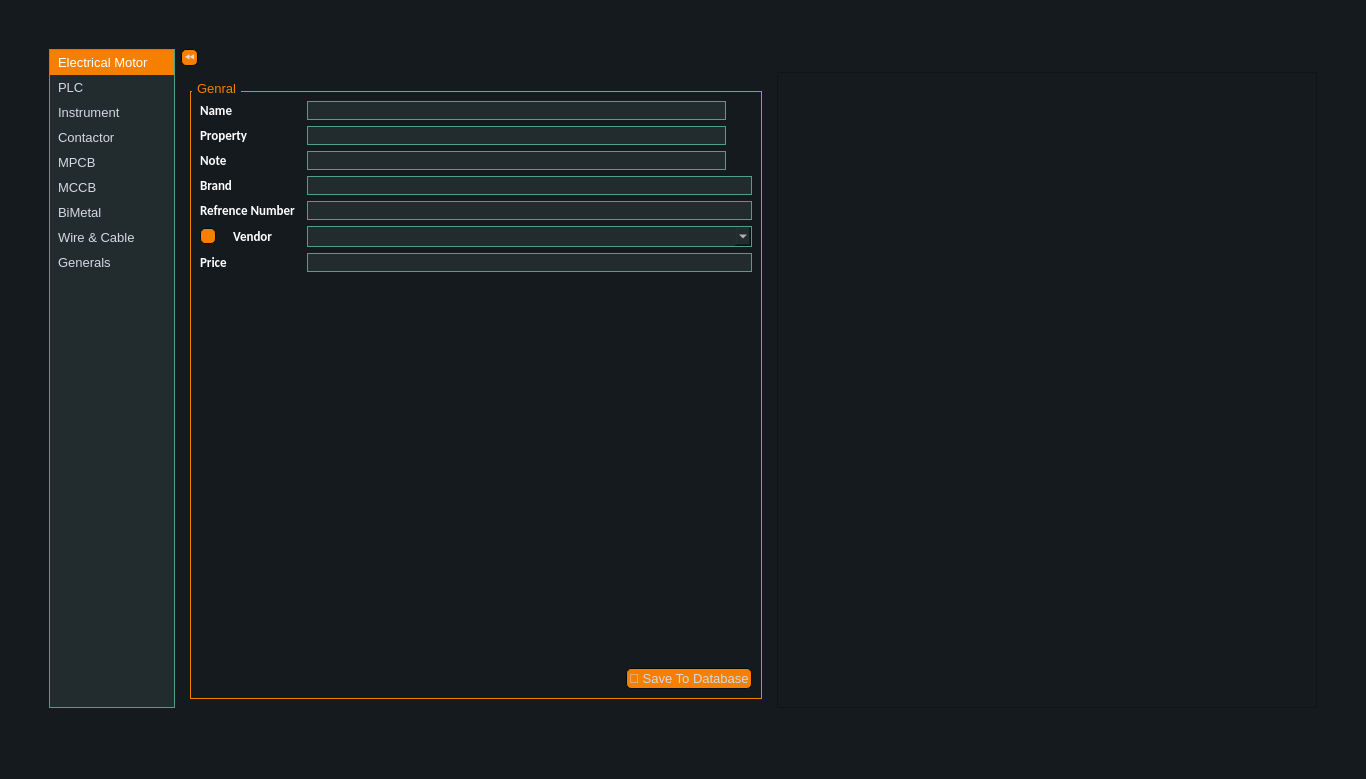
Old version of the form ui/data_entry/data_entry.ui in the repository AliTavakoliNiya/GriinPower.
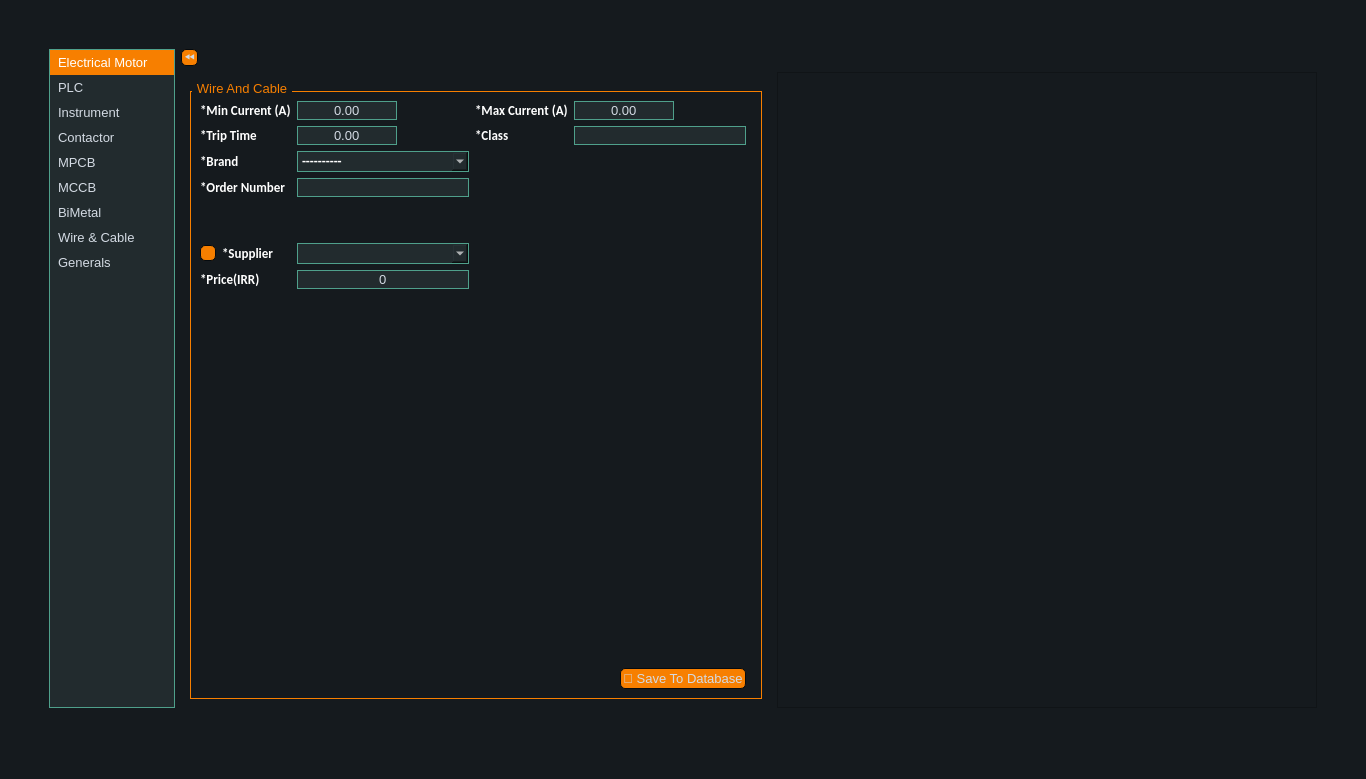
New version of the form. The open tabs and pages were chosen to show the change. Icons and pictures are not drawn.

Commit message: general data entry added

```diff
--- a/ui/data_entry/data_entry.ui
+++ b/ui/data_entry/data_entry.ui
@@ -3239,160 +3239,543 @@
         </item>
        </layout>
       </widget>
+      <widget class="QWidget" name="wire_cable">
+       <layout class="QGridLayout" name="gridLayout_19">
+        <item row="0" column="0">
+         <widget class="QGroupBox" name="groupBox_9">
+          <property name="minimumSize">
+           <size>
+            <width>360</width>
+            <height>0</height>
+           </size>
+          </property>
+          <property name="title">
+           <string>Wire And Cable</string>
+          </property>
+          <layout class="QGridLayout" name="gridLayout_18">
+           <item row="4" column="0" colspan="2">
+            <widget class="QLabel" name="label_51">
+             <property name="text">
+              <string>*Order Number</string>
+             </property>
+            </widget>
+           </item>
+           <item row="1" column="4">
+            <widget class="QLabel" name="label_58">
+             <property name="text">
+              <string>*Max Current (A)</string>
+             </property>
+            </widget>
+           </item>
+           <item row="2" column="0" colspan="2">
+            <widget class="QLabel" name="label_61">
+             <property name="text">
+              <string>*Trip Time</string>
+             </property>
+            </widget>
+           </item>
+           <item row="3" column="0" colspan="2">
+            <widget class="QLabel" name="label_66">
+             <property name="text">
+              <string>*Brand</string>
+             </property>
+            </widget>
+           </item>
+           <item row="6" column="1">
+            <widget class="QLabel" name="label_67">
+             <property name="text">
+              <string>*Supplier</string>
+             </property>
+            </widget>
+           </item>
+           <item row="6" column="0">
+            <widget class="QPushButton" name="bimetal_add_supplier_btn_2">
+             <property name="maximumSize">
+              <size>
+               <width>16</width>
+               <height>16</height>
+              </size>
+             </property>
+             <property name="text">
+              <string/>
+             </property>
+             <property name="icon">
+              <iconset>
+               <normaloff>../assets/plus.png</normaloff>../assets/plus.png</iconset>
+             </property>
+            </widget>
+           </item>
+           <item row="1" column="0" colspan="2">
+            <widget class="QLabel" name="label_68">
+             <property name="text">
+              <string>*Min Current (A)</string>
+             </property>
+            </widget>
+           </item>
+           <item row="8" column="0" colspan="2">
+            <widget class="QLabel" name="label_69">
+             <property name="text">
+              <string>*Price(IRR)</string>
+             </property>
+            </widget>
+           </item>
+           <item row="9" column="5">
+            <spacer name="verticalSpacer_23">
+             <property name="orientation">
+              <enum>Qt::Vertical</enum>
+             </property>
+             <property name="sizeHint" stdset="0">
+              <size>
+               <width>20</width>
+               <height>40</height>
+              </size>
+             </property>
+            </spacer>
+           </item>
+           <item row="2" column="4">
+            <widget class="QLabel" name="label_70">
+             <property name="text">
+              <string>*Class</string>
+             </property>
+            </widget>
+           </item>
+           <item row="1" column="3">
+            <widget class="QDoubleSpinBox" name="bimetal_min_current_2">
+             <property name="minimumSize">
+              <size>
+               <width>62</width>
+               <height>0</height>
+              </size>
+             </property>
+             <property name="maximumSize">
+              <size>
+               <width>100</width>
+               <height>16777215</height>
+              </size>
+             </property>
+             <property name="alignment">
+              <set>Qt::AlignCenter</set>
+             </property>
+             <property name="buttonSymbols">
+              <enum>QAbstractSpinBox::NoButtons</enum>
+             </property>
+            </widget>
+           </item>
+           <item row="1" column="5">
+            <widget class="QDoubleSpinBox" name="bimetal_max_current_2">
+             <property name="minimumSize">
+              <size>
+               <width>62</width>
+               <height>0</height>
+              </size>
+             </property>
+             <property name="maximumSize">
+              <size>
+               <width>100</width>
+               <height>16777215</height>
+              </size>
+             </property>
+             <property name="alignment">
+              <set>Qt::AlignCenter</set>
+             </property>
+             <property name="buttonSymbols">
+              <enum>QAbstractSpinBox::NoButtons</enum>
+             </property>
+            </widget>
+           </item>
+           <item row="2" column="3">
+            <widget class="QDoubleSpinBox" name="bimetal_trip_time_2">
+             <property name="minimumSize">
+              <size>
+               <width>62</width>
+               <height>0</height>
+              </size>
+             </property>
+             <property name="maximumSize">
+              <size>
+               <width>100</width>
+               <height>16777215</height>
+              </size>
+             </property>
+             <property name="alignment">
+              <set>Qt::AlignCenter</set>
+             </property>
+             <property name="buttonSymbols">
+              <enum>QAbstractSpinBox::NoButtons</enum>
+             </property>
+            </widget>
+           </item>
+           <item row="2" column="5">
+            <widget class="QLineEdit" name="bimetal_class_2">
+             <property name="alignment">
+              <set>Qt::AlignCenter</set>
+             </property>
+            </widget>
+           </item>
+           <item row="4" column="3">
+            <widget class="QLineEdit" name="bimetal_order_number_2">
+             <property name="minimumSize">
+              <size>
+               <width>150</width>
+               <height>0</height>
+              </size>
+             </property>
+            </widget>
+           </item>
+           <item row="6" column="3">
+            <widget class="QComboBox" name="bimetal_supplier_list_2"/>
+           </item>
+           <item row="3" column="3">
+            <widget class="QComboBox" name="bimetal_brand_2">
+             <item>
+              <property name="text">
+               <string>----------</string>
+              </property>
+             </item>
+             <item>
+              <property name="text">
+               <string>Schneider Electric</string>
+              </property>
+             </item>
+             <item>
+              <property name="text">
+               <string>Siemens</string>
+              </property>
+             </item>
+             <item>
+              <property name="text">
+               <string>Hyundai</string>
+              </property>
+             </item>
+            </widget>
+           </item>
+           <item row="8" column="3">
+            <widget class="QLineEdit" name="bimetal_price_2">
+             <property name="text">
+              <string>0</string>
+             </property>
+             <property name="alignment">
+              <set>Qt::AlignCenter</set>
+             </property>
+            </widget>
+           </item>
+           <item row="5" column="3">
+            <spacer name="verticalSpacer_24">
+             <property name="orientation">
+              <enum>Qt::Vertical</enum>
+             </property>
+             <property name="sizeType">
+              <enum>QSizePolicy::Minimum</enum>
+             </property>
+             <property name="sizeHint" stdset="0">
+              <size>
+               <width>20</width>
+               <height>40</height>
+              </size>
+             </property>
+            </spacer>
+           </item>
+           <item row="3" column="4" colspan="3">
+            <spacer name="horizontalSpacer_9">
+             <property name="orientation">
+              <enum>Qt::Horizontal</enum>
+             </property>
+             <property name="sizeType">
+              <enum>QSizePolicy::Expanding</enum>
+             </property>
+             <property name="sizeHint" stdset="0">
+              <size>
+               <width>40</width>
+               <height>20</height>
+              </size>
+             </property>
+            </spacer>
+           </item>
+           <item row="10" column="5" alignment="Qt::AlignRight">
+            <widget class="QPushButton" name="bimetal_save_btn_2">
+             <property name="maximumSize">
+              <size>
+               <width>150</width>
+               <height>16777215</height>
+              </size>
+             </property>
+             <property name="text">
+              <string>💾 Save To Database</string>
+             </property>
+            </widget>
+           </item>
+          </layout>
+         </widget>
+        </item>
+       </layout>
+      </widget>
       <widget class="QWidget" name="generals">
        <layout class="QGridLayout" name="gridLayout_17">
         <item row="0" column="0">
          <widget class="QGroupBox" name="groupBox_8">
-          <property name="minimumSize">
-           <size>
-            <width>360</width>
-            <height>0</height>
-           </size>
-          </property>
           <property name="title">
-           <string>Genral</string>
+           <string>Generals</string>
           </property>
           <layout class="QGridLayout" name="gridLayout_16">
-           <item row="9" column="4">
-            <spacer name="verticalSpacer_10">
-             <property name="orientation">
-              <enum>Qt::Vertical</enum>
-             </property>
-             <property name="sizeHint" stdset="0">
+           <item row="7" column="3">
+            <widget class="QLineEdit" name="general_price">
+             <property name="maximumSize">
               <size>
                <width>20</width>
                <height>40</height>
               </size>
              </property>
-            </spacer>
-           </item>
-           <item row="4" column="3" colspan="2">
-            <widget class="QLineEdit" name="lineEdit_24">
-             <property name="alignment">
-              <set>Qt::AlignCenter</set>
-             </property>
-            </widget>
-           </item>
-           <item row="6" column="3" colspan="2">
-            <widget class="QComboBox" name="comboBox_12"/>
-           </item>
-           <item row="8" column="0" colspan="2">
-            <widget class="QLabel" name="label_63">
              <property name="text">
-              <string>Price</string>
+              <string>0</string>
              </property>
-            </widget>
-           </item>
-           <item row="8" column="3" colspan="2">
-            <widget class="QLineEdit" name="lineEdit_26">
              <property name="alignment">
               <set>Qt::AlignCenter</set>
              </property>
             </widget>
            </item>
-           <item row="5" column="3" colspan="2">
-            <widget class="QLineEdit" name="lineEdit_25">
-             <property name="minimumSize">
-              <size>
-               <width>150</width>
-               <height>0</height>
-              </size>
+           <item row="1" column="4">
+            <widget class="QLabel" name="general_spec_label">
+             <property name="text">
+              <string>*specification</string>
              </property>
             </widget>
            </item>
-           <item row="6" column="0">
-            <widget class="QPushButton" name="add_vendor_btn3_2">
+           <item row="5" column="3">
+            <widget class="QComboBox" name="general_supplier">
              <property name="maximumSize">
               <size>
-               <width>16</width>
-               <height>16</height>
+               <width>184</width>
+               <height>16777215</height>
               </size>
              </property>
-             <property name="text">
-              <string/>
-             </property>
-             <property name="icon">
-              <iconset>
-               <normaloff>../assets/plus.png</normaloff>../assets/plus.png</iconset>
-             </property>
             </widget>
            </item>
-           <item row="6" column="1">
+           <item row="1" column="0" colspan="2">
             <widget class="QLabel" name="label_60">
-             <property name="text">
-              <string>Vendor</string>
+             <property name="maximumSize">
+              <size>
+               <width>73</width>
+               <height>16777215</height>
+              </size>
              </property>
-            </widget>
-           </item>
-           <item row="1" column="0" colspan="2">
-            <widget class="QLabel" name="label_62">
              <property name="text">
-              <string>Name</string>
+              <string>*Type</string>
              </property>
             </widget>
            </item>
-           <item row="5" column="0" colspan="2">
+           <item row="5" column="1">
             <widget class="QLabel" name="label_59">
+             <property name="maximumSize">
+              <size>
+               <width>51</width>
+               <height>16777215</height>
+              </size>
+             </property>
              <property name="text">
-              <string>Refrence Number</string>
+              <string>*Supplier</string>
              </property>
             </widget>
            </item>
-           <item row="10" column="0" colspan="5" alignment="Qt::AlignRight">
-            <widget class="QPushButton" name="pushButton_14">
+           <item row="7" column="0" colspan="2">
+            <widget class="QLabel" name="label_63">
              <property name="maximumSize">
               <size>
-               <width>150</width>
+               <width>73</width>
                <height>16777215</height>
               </size>
              </property>
              <property name="text">
-              <string>💾 Save To Database</string>
+              <string>*Price (IRR)</string>
              </property>
             </widget>
            </item>
-           <item row="2" column="0" colspan="2">
-            <widget class="QLabel" name="label_51">
-             <property name="text">
-              <string>Property</string>
+           <item row="3" column="0" colspan="2">
+            <widget class="QLabel" name="label_62">
+             <property name="maximumSize">
+              <size>
+               <width>73</width>
+               <height>16777215</height>
+              </size>
              </property>
-            </widget>
-           </item>
-           <item row="4" column="0" colspan="2">
-            <widget class="QLabel" name="label_61">
              <property name="text">
-              <string>Brand</string>
+              <string>*Brand</string>
              </property>
             </widget>
            </item>
-           <item row="3" column="0">
-            <widget class="QLabel" name="label_58">
+           <item row="5" column="0">
+            <widget class="QPushButton" name="general_add_supplier_btn">
+             <property name="maximumSize">
+              <size>
+               <width>16</width>
+               <height>16</height>
+              </size>
+             </property>
              <property name="text">
-              <string>Note</string>
+              <string/>
              </property>
             </widget>
            </item>
-           <item row="3" column="3">
-            <widget class="QLineEdit" name="lineEdit_27">
-             <property name="alignment">
-              <set>Qt::AlignCenter</set>
+           <item row="8" column="4">
+            <spacer name="verticalSpacer_10">
+             <property name="orientation">
+              <enum>Qt::Vertical</enum>
              </property>
-            </widget>
+             <property name="sizeHint" stdset="0">
+              <size>
+               <width>20</width>
+               <height>40</height>
+              </size>
+             </property>
+            </spacer>
            </item>
-           <item row="2" column="3">
-            <widget class="QLineEdit" name="lineEdit_28">
-             <property name="alignment">
-              <set>Qt::AlignCenter</set>
+           <item row="4" column="3">
+            <spacer name="verticalSpacer_21">
+             <property name="orientation">
+              <enum>Qt::Vertical</enum>
              </property>
-            </widget>
+             <property name="sizeType">
+              <enum>QSizePolicy::Minimum</enum>
+             </property>
+             <property name="sizeHint" stdset="0">
+              <size>
+               <width>20</width>
+               <height>40</height>
+              </size>
+             </property>
+            </spacer>
            </item>
            <item row="1" column="3">
-            <widget class="QLineEdit" name="lineEdit_29">
+            <widget class="QComboBox" name="general_type">
+             <property name="maximumSize">
+              <size>
+               <width>184</width>
+               <height>16777215</height>
+              </size>
+             </property>
+             <item>
+              <property name="text">
+               <string>----------</string>
+              </property>
+             </item>
+             <item>
+              <property name="text">
+               <string>Signal Lamp</string>
+              </property>
+             </item>
+             <item>
+              <property name="text">
+               <string>Selector Switch</string>
+              </property>
+             </item>
+             <item>
+              <property name="text">
+               <string>Button</string>
+              </property>
+             </item>
+             <item>
+              <property name="text">
+               <string>Terminal</string>
+              </property>
+             </item>
+             <item>
+              <property name="text">
+               <string>Contactor Aux Contact</string>
+              </property>
+             </item>
+             <item>
+              <property name="text">
+               <string>MCCB Aux Contact</string>
+              </property>
+             </item>
+             <item>
+              <property name="text">
+               <string>MPCB Aux Contact</string>
+              </property>
+             </item>
+             <item>
+              <property name="text">
+               <string>Relay</string>
+              </property>
+             </item>
+            </widget>
+           </item>
+           <item row="2" column="3">
+            <spacer name="verticalSpacer_22">
+             <property name="orientation">
+              <enum>Qt::Vertical</enum>
+             </property>
+             <property name="sizeType">
+              <enum>QSizePolicy::Minimum</enum>
+             </property>
+             <property name="sizeHint" stdset="0">
+              <size>
+               <width>20</width>
+               <height>40</height>
+              </size>
+             </property>
+            </spacer>
+           </item>
+           <item row="3" column="3">
+            <widget class="QLineEdit" name="general_brand">
+             <property name="minimumSize">
+              <size>
+               <width>150</width>
+               <height>0</height>
+              </size>
+             </property>
+             <property name="maximumSize">
+              <size>
+               <width>184</width>
+               <height>16777215</height>
+              </size>
+             </property>
              <property name="alignment">
               <set>Qt::AlignCenter</set>
              </property>
             </widget>
            </item>
+           <item row="1" column="5">
+            <widget class="QLineEdit" name="general_spec_entry">
+             <property name="minimumSize">
+              <size>
+               <width>150</width>
+               <height>0</height>
+              </size>
+             </property>
+             <property name="alignment">
+              <set>Qt::AlignCenter</set>
+             </property>
+            </widget>
+           </item>
+           <item row="9" column="5" colspan="2" alignment="Qt::AlignRight">
+            <widget class="QPushButton" name="general_save_btn">
+             <property name="maximumSize">
+              <size>
+               <width>150</width>
+               <height>16777215</height>
+              </size>
+             </property>
+             <property name="text">
+              <string>💾 Save To Database</string>
+             </property>
+            </widget>
+           </item>
+           <item row="3" column="4" colspan="2">
+            <spacer name="horizontalSpacer_8">
+             <property name="orientation">
+              <enum>Qt::Horizontal</enum>
+             </property>
+             <property name="sizeType">
+              <enum>QSizePolicy::Expanding</enum>
+             </property>
+             <property name="sizeHint" stdset="0">
+              <size>
+               <width>40</width>
+               <height>20</height>
+              </size>
+             </property>
+            </spacer>
+           </item>
           </layout>
          </widget>
         </item>
```
Left out of the diff: 263 changed lines with no effect on the pictures. The commit also changes 23 other files.
